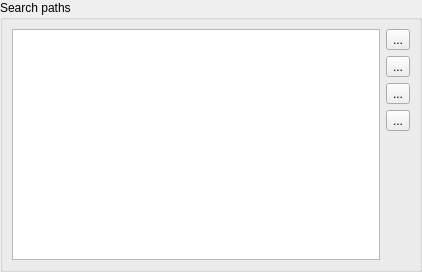
First picture: the form in code/nel/tools/3d/object_viewer_qt/src/plugins/core/search_paths_settings_page.ui, repository ryzom/ryzomcore, before the edit.
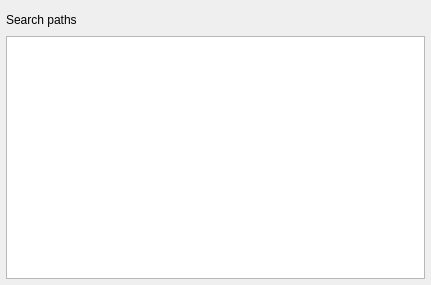
Second picture: the form after the edit. Icons and pictures are not drawn.

Commit message: Changed: #1206 Works search settings page. Update core and example plugin.

```diff
--- a/code/nel/tools/3d/object_viewer_qt/src/plugins/core/search_paths_settings_page.ui
+++ b/code/nel/tools/3d/object_viewer_qt/src/plugins/core/search_paths_settings_page.ui
@@ -6,8 +6,8 @@
    <rect>
     <x>0</x>
     <y>0</y>
-    <width>422</width>
-    <height>272</height>
+    <width>431</width>
+    <height>285</height>
    </rect>
   </property>
   <property name="windowTitle">
@@ -15,29 +15,46 @@
   </property>
   <layout class="QGridLayout" name="gridLayout">
    <property name="margin">
-    <number>0</number>
+    <number>6</number>
+   </property>
+   <property name="spacing">
+    <number>3</number>
    </property>
    <item row="0" column="0">
-    <widget class="QGroupBox" name="searchPathsGroupBox">
-     <property name="title">
+    <widget class="QLabel" name="label">
+     <property name="text">
       <string>Search paths</string>
      </property>
-     <layout class="QGridLayout" name="gridLayout_6">
-      <item row="0" column="0" rowspan="2">
-       <widget class="QListWidget" name="pathsListWidget"/>
+    </widget>
       </item>
       <item row="0" column="1">
-       <layout class="QVBoxLayout" name="verticalLayout_2">
+    <spacer name="horizontalSpacer">
+     <property name="orientation">
+      <enum>Qt::Horizontal</enum>
+     </property>
+     <property name="sizeHint" stdset="0">
+      <size>
+       <width>228</width>
+       <height>20</height>
+      </size>
+     </property>
+    </spacer>
+   </item>
+   <item row="0" column="2">
+    <layout class="QHBoxLayout" name="horizontalLayout">
+     <property name="spacing">
+      <number>3</number>
+     </property>
         <item>
          <widget class="QToolButton" name="addToolButton">
           <property name="sizePolicy">
-           <sizepolicy hsizetype="Preferred" vsizetype="Maximum">
+        <sizepolicy hsizetype="Preferred" vsizetype="Preferred">
             <horstretch>0</horstretch>
             <verstretch>0</verstretch>
            </sizepolicy>
           </property>
           <property name="text">
-           <string>...</string>
+        <string/>
           </property>
           <property name="icon">
            <iconset resource="../../object_viewer_qt.qrc">
@@ -45,62 +62,97 @@
           </property>
           <property name="iconSize">
            <size>
-            <width>16</width>
-            <height>16</height>
-           </size>
-          </property>
+         <width>20</width>
+         <height>20</height>
+        </size>
+       </property>
+       <property name="autoRaise">
+        <bool>true</bool>
+       </property>
          </widget>
         </item>
         <item>
          <widget class="QToolButton" name="removeToolButton">
+       <property name="sizePolicy">
+        <sizepolicy hsizetype="Preferred" vsizetype="Preferred">
+         <horstretch>0</horstretch>
+         <verstretch>0</verstretch>
+        </sizepolicy>
+       </property>
           <property name="text">
-           <string>...</string>
+        <string/>
           </property>
           <property name="icon">
-           <iconset resource="../../object_viewer_qt.qrc">
-            <normaloff>:/images/list-remove.png</normaloff>:/images/list-remove.png</iconset>
+        <iconset resource="core.qrc">
+         <normaloff>:/core/images/list-remove.png</normaloff>:/core/images/list-remove.png</iconset>
+       </property>
+       <property name="iconSize">
+        <size>
+         <width>20</width>
+         <height>20</height>
+        </size>
+       </property>
+       <property name="autoRaise">
+        <bool>true</bool>
           </property>
          </widget>
         </item>
         <item>
          <widget class="QToolButton" name="upToolButton">
+       <property name="sizePolicy">
+        <sizepolicy hsizetype="Preferred" vsizetype="Preferred">
+         <horstretch>0</horstretch>
+         <verstretch>0</verstretch>
+        </sizepolicy>
+       </property>
           <property name="text">
-           <string>...</string>
+        <string/>
           </property>
           <property name="icon">
-           <iconset resource="../../object_viewer_qt.qrc">
-            <normaloff>:/images/go-up.png</normaloff>:/images/go-up.png</iconset>
+        <iconset resource="core.qrc">
+         <normaloff>:/core/images/go-up.png</normaloff>:/core/images/go-up.png</iconset>
+       </property>
+       <property name="iconSize">
+        <size>
+         <width>20</width>
+         <height>20</height>
+        </size>
+       </property>
+       <property name="autoRaise">
+        <bool>true</bool>
           </property>
          </widget>
         </item>
         <item>
          <widget class="QToolButton" name="downToolButton">
+       <property name="sizePolicy">
+        <sizepolicy hsizetype="Preferred" vsizetype="Preferred">
+         <horstretch>0</horstretch>
+         <verstretch>0</verstretch>
+        </sizepolicy>
+       </property>
           <property name="text">
-           <string>...</string>
+        <string/>
           </property>
           <property name="icon">
-           <iconset resource="../../object_viewer_qt.qrc">
-            <normaloff>:/images/go-down.png</normaloff>:/images/go-down.png</iconset>
-          </property>
-         </widget>
-        </item>
-       </layout>
-      </item>
-      <item row="1" column="1">
-       <spacer name="verticalSpacer_4">
-        <property name="orientation">
-         <enum>Qt::Vertical</enum>
-        </property>
-        <property name="sizeHint" stdset="0">
+        <iconset resource="core.qrc">
+         <normaloff>:/core/images/go-down.png</normaloff>:/core/images/go-down.png</iconset>
+       </property>
+       <property name="iconSize">
          <size>
           <width>20</width>
-          <height>195</height>
-         </size>
-        </property>
-       </spacer>
-      </item>
-     </layout>
-    </widget>
+         <height>20</height>
+        </size>
+       </property>
+       <property name="autoRaise">
+        <bool>true</bool>
+       </property>
+      </widget>
+     </item>
+    </layout>
+   </item>
+   <item row="1" column="0" colspan="3">
+    <widget class="QListWidget" name="pathsListWidget"/>
    </item>
   </layout>
  </widget>
```
Left out of the diff: 6 changed lines with no effect on the pictures. Lines whose indentation alone changed are shown as unchanged. The commit also changes 16 other files.
